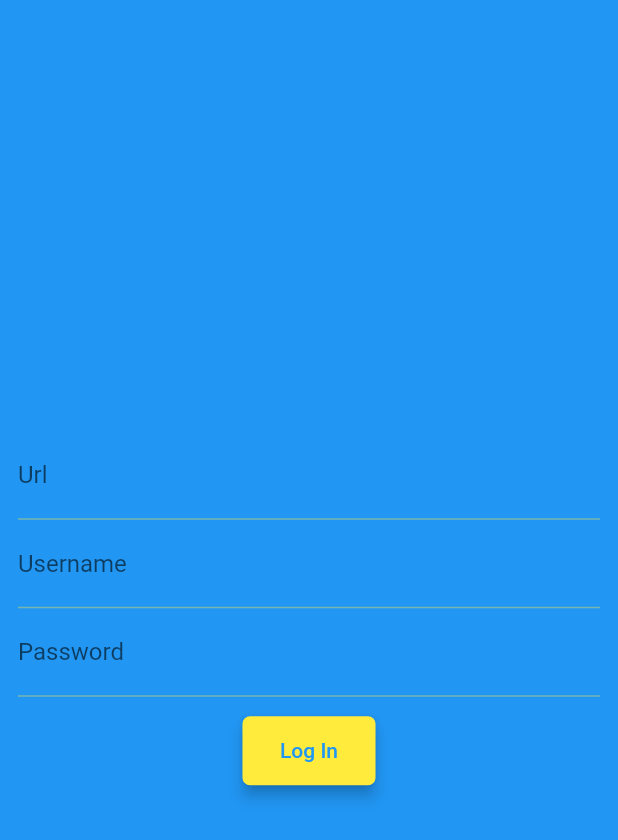
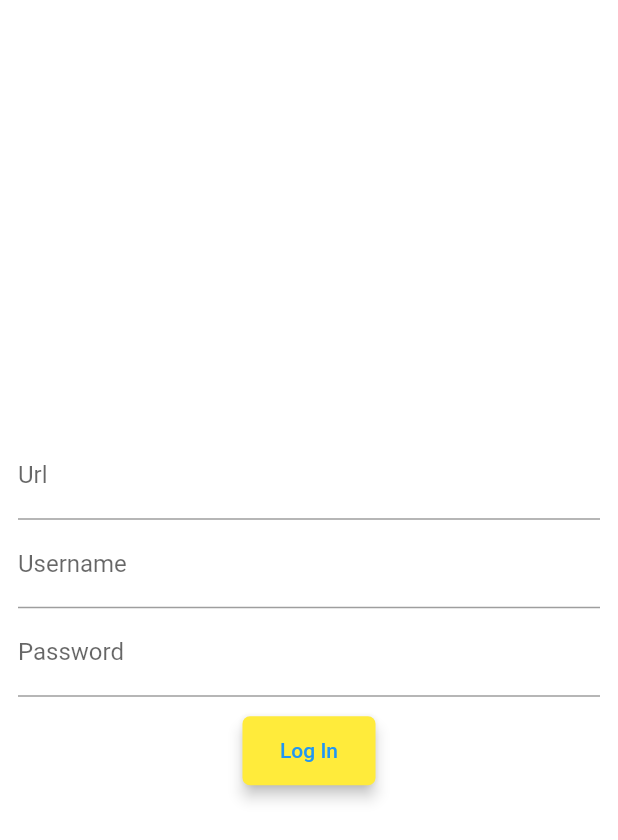
Before and after one commit to jaysonbrennan/braid, a Flutter app: the screen it shows after launch, on a phone screen of 412 x 824 dp. Shown: the top 840 px of the screen. Run offline on Flutter 3.47's test engine with Material 2 defaults, Android fonts, the phone set to English and light mode, and no system bars.

Commit message:
Updating theme

```diff
--- a/lib/themes/braid_theme.dart
+++ b/lib/themes/braid_theme.dart
@@ -14,10 +14,10 @@ final braidLightTheme = ThemeData(
     background: Colors.blue,
     onBackground: Colors.yellow,
     surface: Colors.blue,
-    onSurface: Colors.yellow,
+    onSurface: Colors.black,
     error: Colors.red,
     onError: Colors.white,
   ),
-  scaffoldBackgroundColor: Colors.blue,
+  scaffoldBackgroundColor: Colors.white,
   textButtonTheme: textButtonTheme,
 );
```
